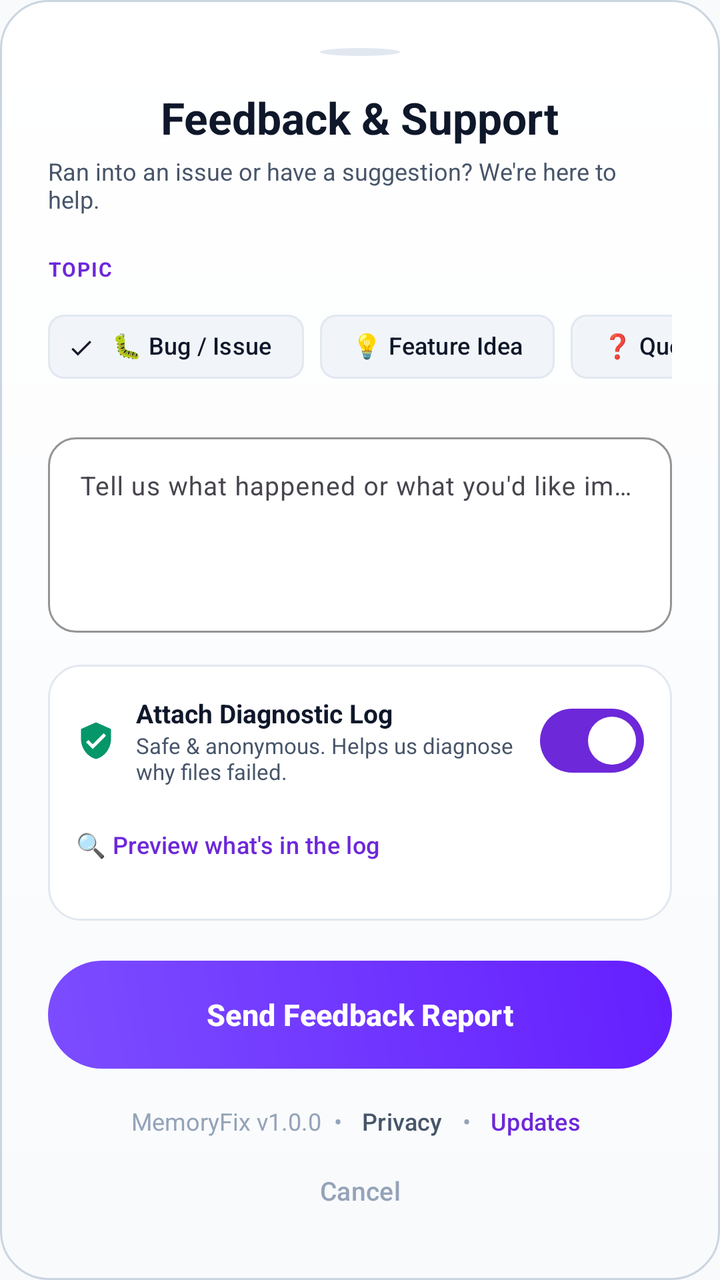
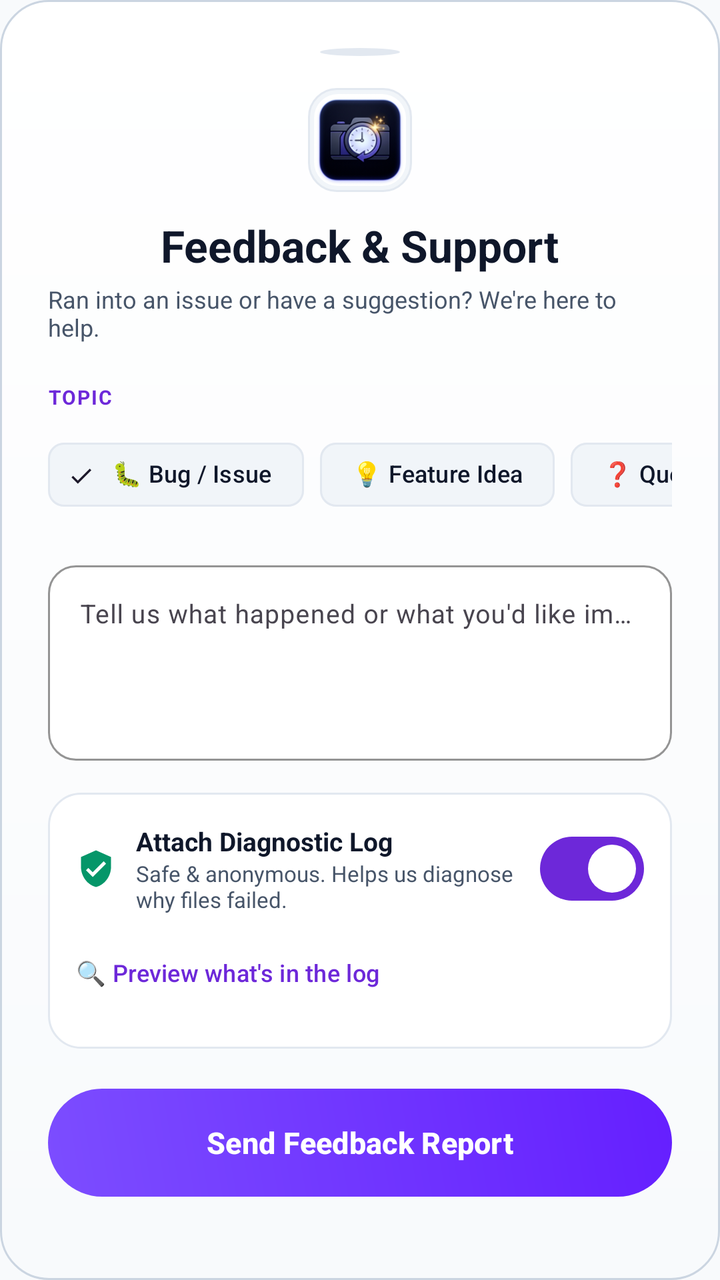

An Android layout rendered at two revisions. The XML below is the earlier revision; the diff shows what the commit changed to produce the second picture.
<!-- AndroidManifest.xml: application theme Theme.MemoryFix -->
<!-- res/layout/sheet_feedback.xml -->
<?xml version="1.0" encoding="utf-8"?>
<LinearLayout xmlns:android="http://schemas.android.com/apk/res/android"
    xmlns:app="http://schemas.android.com/apk/res-auto"
    android:layout_width="match_parent"
    android:layout_height="wrap_content"
    android:background="@drawable/bg_hero_card"
    android:orientation="vertical"
    android:padding="24dp">

    
    <View
        android:layout_width="40dp"
        android:layout_height="4dp"
        android:layout_gravity="center_horizontal"
        android:layout_marginBottom="16dp"
        android:background="@drawable/bg_live_dot"
        android:backgroundTint="@color/surface_border" />

    
    <TextView
        android:id="@+id/tvFeedbackTitle"
        android:layout_width="wrap_content"
        android:layout_height="wrap_content"
        android:layout_gravity="center_horizontal"
        android:text="Feedback &amp; Support"
        android:textColor="@color/text_primary"
        android:textSize="22sp"
        android:textStyle="bold" />

    <TextView
        android:layout_width="wrap_content"
        android:layout_height="wrap_content"
        android:layout_gravity="center_horizontal"
        android:layout_marginTop="4dp"
        android:text="Ran into an issue or have a suggestion? We're here to help."
        android:textColor="@color/text_secondary"
        android:textSize="12sp" />

    
    <TextView
        android:layout_width="wrap_content"
        android:layout_height="wrap_content"
        android:layout_marginTop="20dp"
        android:letterSpacing="0.06"
        android:text="TOPIC"
        android:textColor="@color/primary"
        android:textSize="10sp"
        android:textStyle="bold" />

    <com.google.android.material.chip.ChipGroup
        android:id="@+id/chipGroupCategory"
        android:layout_width="match_parent"
        android:layout_height="wrap_content"
        android:layout_marginTop="8dp"
        app:chipSpacingHorizontal="8dp"
        app:singleLine="true"
        app:singleSelection="true">

        <com.google.android.material.chip.Chip
            android:id="@+id/chipBug"
            style="@style/Widget.Material3.Chip.Filter"
            android:layout_width="wrap_content"
            android:layout_height="wrap_content"
            android:checked="true"
            android:text="🐛 Bug / Issue"
            android:textColor="@color/text_primary"
            android:textSize="12sp"
            app:chipBackgroundColor="@color/surface_card_elevated"
            app:chipStrokeColor="@color/surface_border"
            app:chipStrokeWidth="1dp" />

        <com.google.android.material.chip.Chip
            android:id="@+id/chipIdea"
            style="@style/Widget.Material3.Chip.Filter"
            android:layout_width="wrap_content"
            android:layout_height="wrap_content"
            android:text="💡 Feature Idea"
            android:textColor="@color/text_primary"
            android:textSize="12sp"
            app:chipBackgroundColor="@color/surface_card_elevated"
            app:chipStrokeColor="@color/surface_border"
            app:chipStrokeWidth="1dp" />

        <com.google.android.material.chip.Chip
            android:id="@+id/chipQuestion"
            style="@style/Widget.Material3.Chip.Filter"
            android:layout_width="wrap_content"
            android:layout_height="wrap_content"
            android:text="❓ Question"
            android:textColor="@color/text_primary"
            android:textSize="12sp"
            app:chipBackgroundColor="@color/surface_card_elevated"
            app:chipStrokeColor="@color/surface_border"
            app:chipStrokeWidth="1dp" />

    </com.google.android.material.chip.ChipGroup>

    
    <com.google.android.material.textfield.TextInputLayout
        android:id="@+id/tilFeedback"
        style="@style/Widget.Material3.TextInputLayout.OutlinedBox"
        android:layout_width="match_parent"
        android:layout_height="wrap_content"
        android:layout_marginTop="16dp"
        app:boxBackgroundColor="@color/surface_card"
        app:boxCornerRadiusBottomEnd="14dp"
        app:boxCornerRadiusBottomStart="14dp"
        app:boxCornerRadiusTopEnd="14dp"
        app:boxCornerRadiusTopStart="14dp"
        app:boxStrokeColor="@color/primary"
        app:hintTextColor="@color/text_secondary">

        <com.google.android.material.textfield.TextInputEditText
            android:id="@+id/etFeedbackMessage"
            android:layout_width="match_parent"
            android:layout_height="wrap_content"
            android:gravity="top"
            android:hint="Tell us what happened or what you'd like improved..."
            android:inputType="textMultiLine"
            android:lines="4"
            android:maxLines="8"
            android:textColor="@color/text_primary"
            android:textColorHint="@color/text_tertiary"
            android:textSize="13sp" />
    </com.google.android.material.textfield.TextInputLayout>

    
    <LinearLayout
        android:layout_width="match_parent"
        android:layout_height="wrap_content"
        android:layout_marginTop="16dp"
        android:background="@drawable/bg_card"
        android:orientation="vertical"
        android:padding="14dp">

        <LinearLayout
            android:layout_width="match_parent"
            android:layout_height="wrap_content"
            android:gravity="center_vertical"
            android:orientation="horizontal">

            <ImageView
                android:layout_width="20dp"
                android:layout_height="20dp"
                android:src="@drawable/ic_shield_check"
                app:tint="@color/accent" />

            <LinearLayout
                android:layout_width="0dp"
                android:layout_height="wrap_content"
                android:layout_marginStart="10dp"
                android:layout_weight="1"
                android:orientation="vertical">

                <TextView
                    android:layout_width="wrap_content"
                    android:layout_height="wrap_content"
                    android:text="Attach Diagnostic Log"
                    android:textColor="@color/text_primary"
                    android:textSize="13sp"
                    android:textStyle="bold" />

                <TextView
                    android:layout_width="wrap_content"
                    android:layout_height="wrap_content"
                    android:text="Safe &amp; anonymous. Helps us diagnose why files failed."
                    android:textColor="@color/text_secondary"
                    android:textSize="11sp" />
            </LinearLayout>

            <com.google.android.material.materialswitch.MaterialSwitch
                android:id="@+id/switchIncludeLogs"
                android:layout_width="wrap_content"
                android:layout_height="wrap_content"
                android:checked="true" />
        </LinearLayout>

        
        <com.google.android.material.button.MaterialButton
            android:id="@+id/btnViewLogs"
            style="@style/Widget.Material3.Button.TextButton"
            android:layout_width="wrap_content"
            android:layout_height="wrap_content"
            android:layout_marginTop="4dp"
            android:paddingHorizontal="0dp"
            android:text="🔍 Preview what's in the log"
            android:textColor="@color/primary"
            android:textSize="12sp" />
    </LinearLayout>

    
    <com.google.android.material.button.MaterialButton
        android:id="@+id/btnSendFeedback"
        android:layout_width="match_parent"
        android:layout_height="54dp"
        android:layout_marginTop="20dp"
        android:background="@drawable/bg_gradient_btn"
        android:text="Send Feedback Report"
        android:textColor="@color/on_primary"
        android:textSize="15sp"
        android:textStyle="bold"
        app:backgroundTint="@null"
        app:cornerRadius="27dp" />

    
    <LinearLayout
        android:layout_width="match_parent"
        android:layout_height="wrap_content"
        android:layout_marginTop="14dp"
        android:gravity="center"
        android:orientation="horizontal">

        <TextView
            android:id="@+id/tvAppVersion"
            android:layout_width="wrap_content"
            android:layout_height="wrap_content"
            android:text="MemoryFix v1.0.0"
            android:textColor="@color/text_tertiary"
            android:textSize="12sp" />

        <TextView
            android:layout_width="wrap_content"
            android:layout_height="wrap_content"
            android:layout_marginHorizontal="6dp"
            android:text="•"
            android:textColor="@color/text_tertiary"
            android:textSize="12sp" />

        <com.google.android.material.button.MaterialButton
            android:id="@+id/btnPrivacyPolicy"
            style="@style/Widget.Material3.Button.TextButton"
            android:layout_width="wrap_content"
            android:layout_height="wrap_content"
            android:minHeight="0dp"
            android:minWidth="0dp"
            android:paddingHorizontal="4dp"
            android:paddingVertical="0dp"
            android:text="Privacy"
            android:textColor="@color/text_secondary"
            android:textSize="12sp" />

        <TextView
            android:layout_width="wrap_content"
            android:layout_height="wrap_content"
            android:layout_marginHorizontal="6dp"
            android:text="•"
            android:textColor="@color/text_tertiary"
            android:textSize="12sp" />

        <com.google.android.material.button.MaterialButton
            android:id="@+id/btnCheckUpdate"
            style="@style/Widget.Material3.Button.TextButton"
            android:layout_width="wrap_content"
            android:layout_height="wrap_content"
            android:minHeight="0dp"
            android:minWidth="0dp"
            android:paddingHorizontal="4dp"
            android:paddingVertical="0dp"
            android:text="Updates"
            android:textColor="@color/primary"
            android:textSize="12sp" />
    </LinearLayout>

    
    <com.google.android.material.button.MaterialButton
        android:id="@+id/btnCancelFeedback"
        style="@style/Widget.Material3.Button.TextButton"
        android:layout_width="wrap_content"
        android:layout_height="wrap_content"
        android:layout_gravity="center_horizontal"
        android:layout_marginTop="2dp"
        android:text="Cancel"
        android:textColor="@color/text_tertiary"
        android:textSize="13sp" />

</LinearLayout>
<!-- resources referenced by this layout -->
<resources>
  <color name="accent">#059669</color>
  <color name="on_primary">#FFFFFF</color>
  <color name="primary">#6D28D9</color>
  <color name="surface_border">#E2E8F0</color>
  <color name="surface_card">#FFFFFF</color>
  <color name="surface_card_elevated">#F1F5F9</color>
  <color name="text_primary">#0F172A</color>
  <color name="text_secondary">#475569</color>
  <color name="text_tertiary">#94A3B8</color>
  <!-- drawable bg_card (drawable) -->
  <?xml version="1.0" encoding="utf-8"?>
  <shape xmlns:android="http://schemas.android.com/apk/res/android"
      android:shape="rectangle">
      <solid android:color="@color/surface_card" />
      <corners android:radius="16dp" />
      <stroke android:width="1dp" android:color="@color/surface_border" />
  </shape>
  <!-- drawable bg_gradient_btn (drawable) -->
  <?xml version="1.0" encoding="utf-8"?>
  <shape xmlns:android="http://schemas.android.com/apk/res/android"
      android:shape="rectangle">
      <gradient
          android:angle="45"
          android:startColor="#7C4DFF"
          android:endColor="#651FFF" />
      <corners android:radius="28dp" />
  </shape>
  <!-- drawable bg_hero_card (drawable) -->
  <?xml version="1.0" encoding="utf-8"?>
  <shape xmlns:android="http://schemas.android.com/apk/res/android"
      android:shape="rectangle">
      <gradient
          android:angle="270"
          android:startColor="@color/hero_bg_start"
          android:endColor="@color/hero_bg_end" />
      <corners android:radius="24dp" />
      <stroke
          android:width="1dp"
          android:color="@color/hero_border" />
  </shape>
  <!-- drawable bg_live_dot (drawable) -->
  <?xml version="1.0" encoding="utf-8"?>
  <shape xmlns:android="http://schemas.android.com/apk/res/android"
      android:shape="oval">
      <solid android:color="@color/accent" />
  </shape>
  <!-- drawable ic_shield_check (drawable) -->
  <vector xmlns:android="http://schemas.android.com/apk/res/android"
      android:width="24dp"
      android:height="24dp"
      android:viewportWidth="24"
      android:viewportHeight="24">
    <path
        android:fillColor="#FFFFFFFF"
        android:pathData="M12,1L3,5v6c0,5.55 3.84,10.74 9,12 5.16,-1.26 9,-6.45 9,-12V5l-9,-4zm-2,16l-4,-4 1.41,-1.41L10,14.17l6.59,-6.59L18,9l-8,8z"/>
  </vector>
  <style name="Theme.MemoryFix" parent="Theme.Material3.DayNight.NoActionBar">
          <item name="colorPrimary">@color/primary</item>
          <item name="colorPrimaryVariant">@color/primary_variant</item>
          <item name="colorOnPrimary">@color/on_primary</item>
          
          <item name="colorSecondary">@color/accent</item>
          <item name="colorOnSecondary">@color/on_accent</item>
          
          <item name="android:colorBackground">@color/bg_dark</item>
          <item name="colorSurface">@color/surface_card</item>
          <item name="colorOnSurface">@color/text_primary</item>
          
          <item name="android:statusBarColor">@color/bg_dark</item>
          <item name="android:navigationBarColor">@color/bg_dark</item>
          <item name="android:windowLightStatusBar">true</item>
          <item name="android:windowLightNavigationBar" tools:targetApi="o_mr1">true</item>
      </style>
  <color name="hero_bg_start">#FFFFFF</color>
  <color name="hero_bg_end">#F8FAFC</color>
  <color name="hero_border">#CBD5E1</color>
  <color name="primary_variant">#5B21B6</color>
  <color name="on_accent">#FFFFFF</color>
  <color name="bg_dark">#F8FAFC</color>
</resources>

<!-- the commit's change to res/layout/sheet_feedback.xml (unified diff, before → after) -->
@@ -15,6 +15,23 @@
         android:layout_marginBottom="16dp"
         android:background="@drawable/bg_live_dot"
         android:backgroundTint="@color/surface_border" />
+
+    
+    <FrameLayout
+        android:layout_width="52dp"
+        android:layout_height="52dp"
+        android:layout_gravity="center_horizontal"
+        android:layout_marginBottom="12dp"
+        android:background="@drawable/bg_icon_squircle"
+        android:padding="3dp">
+
+        <com.google.android.material.imageview.ShapeableImageView
+            android:layout_width="match_parent"
+            android:layout_height="match_parent"
+            android:scaleType="centerCrop"
+            android:src="@drawable/ic_app_logo"
+            app:shapeAppearanceOverlay="@style/ShapeAppearance.App.Squircle" />
+    </FrameLayout>
 
     
     <TextView
<!-- resource entries referenced after the edit -->
@@ -40,12 +40,23 @@
           android:width="1dp"
           android:color="@color/hero_border" />
   </shape>
+  <!-- drawable bg_icon_squircle (drawable) -->
+  <?xml version="1.0" encoding="utf-8"?>
+  <shape xmlns:android="http://schemas.android.com/apk/res/android"
+      android:shape="rectangle">
+      <solid android:color="@color/surface_card_elevated" />
+      <corners android:radius="14dp" />
+      <stroke
+          android:width="1dp"
+          android:color="@color/surface_border" />
+  </shape>
   <!-- drawable bg_live_dot (drawable) -->
   <?xml version="1.0" encoding="utf-8"?>
   <shape xmlns:android="http://schemas.android.com/apk/res/android"
       android:shape="oval">
       <solid android:color="@color/accent" />
   </shape>
+  <!-- drawable ic_app_logo: png bitmap (drawable, 22394 bytes) -->
   <!-- drawable ic_shield_check (drawable) -->
   <vector xmlns:android="http://schemas.android.com/apk/res/android"
       android:width="24dp"
@@ -56,6 +67,9 @@
         android:fillColor="#FFFFFFFF"
         android:pathData="M12,1L3,5v6c0,5.55 3.84,10.74 9,12 5.16,-1.26 9,-6.45 9,-12V5l-9,-4zm-2,16l-4,-4 1.41,-1.41L10,14.17l6.59,-6.59L18,9l-8,8z"/>
   </vector>
+  <style name="ShapeAppearance.App.Squircle" parent="ShapeAppearance.Material3.Corner.Medium">
+          <item name="cornerSize">12dp</item>
+      </style>
   <style name="Theme.MemoryFix" parent="Theme.Material3.DayNight.NoActionBar">
           <item name="colorPrimary">@color/primary</item>
           <item name="colorPrimaryVariant">@color/primary_variant</item>
